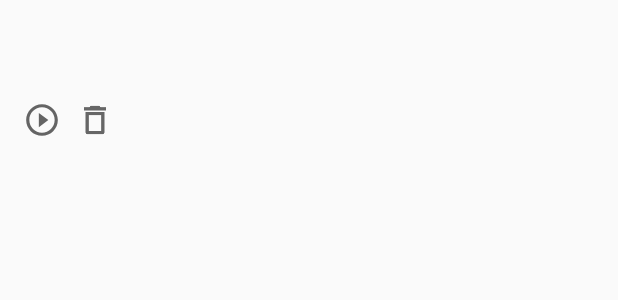
After one commit to swentel/solfidola, an Android app: the layout list_item_exercise.xml on its own in the app's theme, with its tools: preview values and no code run, on a phone screen of 412 x 824 dp. The commit adds this screen. Shown: the top 300 px of the screen. Run offline under Robolectric (Android 15) with nearby library versions, the phone set to English and light mode, and no system bars.

Commit message:
List of exercises

```diff
--- /dev/null
+++ b/app/src/main/java/be/swentel/solfidola/Model/Exercise.java
@@ -0,0 +1,5 @@
+package be.swentel.solfidola.Model;
+
+public class Exercise extends Record {
+
+}
--- /dev/null
+++ b/app/src/main/res/drawable/button_delete.xml
@@ -0,0 +1,9 @@
+<?xml version="1.0" encoding="utf-8"?>
+
+<selector xmlns:android="http://schemas.android.com/apk/res/android">
+    <item android:state_pressed="true"
+          android:drawable="@drawable/button_delete_pressed" />
+    <item android:state_focused="true"
+          android:drawable="@drawable/button_delete_idle" />
+    <item android:drawable="@drawable/button_delete_idle" />
+</selector>
--- /dev/null
+++ b/app/src/main/res/drawable/play.xml
@@ -0,0 +1,10 @@
+<vector xmlns:android="http://schemas.android.com/apk/res/android"
+    android:width="24dp"
+    android:height="24dp"
+    android:viewportWidth="24"
+    android:viewportHeight="24"
+    android:tint="?attr/colorControlNormal">
+  <path
+      android:fillColor="#333333"
+      android:pathData="M10,16.5l6,-4.5 -6,-4.5zM12,2C6.48,2 2,6.48 2,12s4.48,10 10,10 10,-4.48 10,-10S17.52,2 12,2zM12,20c-4.41,0 -8,-3.59 -8,-8s3.59,-8 8,-8 8,3.59 8,8 -3.59,8 -8,8z"/>
+</vector>
--- /dev/null
+++ b/app/src/main/res/layout/list_item_exercise.xml
@@ -0,0 +1,48 @@
+<LinearLayout xmlns:android="http://schemas.android.com/apk/res/android"
+    android:layout_width="fill_parent"
+    android:id="@+id/list_item_row"
+    android:layout_height="wrap_content"
+    android:padding="@dimen/list_item_padding"
+    android:orientation="vertical">
+
+    <TextView
+        android:id="@+id/list_date"
+        android:layout_height="wrap_content"
+        android:textSize="@dimen/list_item_global"
+        android:textColor="@color/textColor"
+        android:layout_width="fill_parent" />
+
+    <TextView
+        android:id="@+id/list_label"
+        android:layout_height="wrap_content"
+        android:layout_marginTop="5dp"
+        android:layout_marginBottom="5dp"
+        android:textColor="@color/textColor"
+        android:textSize="@dimen/list_item_text_size"
+        android:layout_width="fill_parent" />
+
+    <LinearLayout
+        android:layout_width="fill_parent"
+        android:layout_height="wrap_content"
+        android:orientation="horizontal">
+
+        <Button
+            android:background="@drawable/play"
+            android:id="@+id/play"
+            android:hint="@string/play"
+            android:textColorHint="@android:color/transparent"
+            android:layout_width="@dimen/list_item_icon_size"
+            android:layout_height="@dimen/list_item_icon_size" />
+
+        <Button
+            android:background="@drawable/button_delete"
+            android:id="@+id/delete"
+            android:hint="@string/delete"
+            android:textColorHint="@android:color/transparent"
+            android:layout_width="@dimen/list_item_icon_size"
+            android:layout_height="@dimen/list_item_icon_size"
+            android:layout_marginStart="@dimen/list_item_icon_margin_left" />
+
+    </LinearLayout>
+
+</LinearLayout>
--- a/app/src/main/res/values/dimens.xml
+++ b/app/src/main/res/values/dimens.xml
@@ -14,5 +14,14 @@
     <dimen name="tunerInstruction">18sp</dimen>
     <dimen name="tunerFeedback">18sp</dimen>
 
-    <dimen name="list_divider_height">1dp</dimen>
+    <dimen name="list_item_padding">15sp</dimen>
+    <dimen name="list_item_text_size">16sp</dimen>
+    <dimen name="list_divider_height">2px</dimen>
+    <dimen name="list_item_text_margin_left">15dp</dimen>
+    <dimen name="list_item_text_compact_margin_left">7dp</dimen>
+    <dimen name="list_item_author_size">16sp</dimen>
+    <dimen name="list_item_global">14sp</dimen>
+    <dimen name="list_item_icon_size">25dp</dimen>
+    <dimen name="list_item_icon_margin_left">10dp</dimen>
+
 </resources>
--- a/app/src/main/res/values/strings.xml
+++ b/app/src/main/res/values/strings.xml
@@ -16,8 +16,12 @@
     <string name="instrument_selected">Instrument: %s</string>
     <string name="playback_mode">Playback mode: %s</string>
     <string name="instrument">Instrument</string>
+    <string name="delete">Delete</string>
+    <string name="cancel">Cancel</string>
 
     <string name="no_exercises">No exercises, create your first!</string>
+    <string name="exercise_delete_confirm">Are you sure you want to delete this exercise?</string>
+    <string name="exercise_deleted">Exercise deleted</string>
 
     <string name="number_of_choices">Number of choices</string>
     <string name="play">Play</string>
```
Also changed, not shown: app/src/main/java/be/swentel/solfidola/ExerciseListAdapter.java (added, +180 -0 lines), app/src/main/java/be/swentel/solfidola/ExercisesFragment.java (+38 -0 lines), app/src/main/java/be/swentel/solfidola/Model/Record.java (added, +42 -0 lines), app/src/main/java/be/swentel/solfidola/db/DatabaseHelper.java (added, +225 -0 lines), app/src/main/res/layout/fragment_excercises.xml (+3 -5 lines), app/src/main/res/values/colors.xml (+5 -2 lines), app/src/main/res/drawable/button_delete_idle.png (added), app/src/main/res/drawable/button_delete_pressed.png (added).
